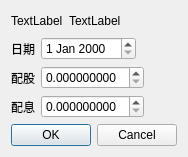
First picture: the form in QtStockDividendEditDialog.ui, repository foxking0416/PythonStockPrice, before the edit.
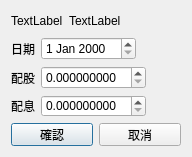
Second picture: the form after the edit.

The edit to the form file:
```diff
--- a/QtStockDividendEditDialog.ui
+++ b/QtStockDividendEditDialog.ui
@@ -6,7 +6,7 @@
    <rect>
     <x>0</x>
     <y>0</y>
-    <width>185</width>
+    <width>192</width>
     <height>157</height>
    </rect>
   </property>
@@ -16,10 +16,16 @@
     <verstretch>0</verstretch>
    </sizepolicy>
   </property>
+  <property name="minimumSize">
+   <size>
+    <width>192</width>
+    <height>157</height>
+   </size>
+  </property>
   <property name="maximumSize">
    <size>
-    <width>185</width>
-    <height>185</height>
+    <width>192</width>
+    <height>157</height>
    </size>
   </property>
   <property name="windowTitle">
@@ -165,17 +171,22 @@
     </layout>
    </item>
    <item>
-    <widget class="QDialogButtonBox" name="qtOkButtonBox">
-     <property name="layoutDirection">
-      <enum>Qt::LeftToRight</enum>
-     </property>
-     <property name="orientation">
-      <enum>Qt::Horizontal</enum>
-     </property>
-     <property name="standardButtons">
-      <set>QDialogButtonBox::Cancel|QDialogButtonBox::Ok</set>
-     </property>
-    </widget>
+    <layout class="QHBoxLayout" name="horizontalLayout_5">
+     <item>
+      <widget class="QPushButton" name="qtOkPushButton">
+       <property name="text">
+        <string>確認</string>
+       </property>
+      </widget>
+     </item>
+     <item>
+      <widget class="QPushButton" name="qtCancelPushButton">
+       <property name="text">
+        <string>取消</string>
+       </property>
+      </widget>
+     </item>
+    </layout>
    </item>
   </layout>
  </widget>
```
Left out of the diff: 35 changed lines with no effect on the pictures.
